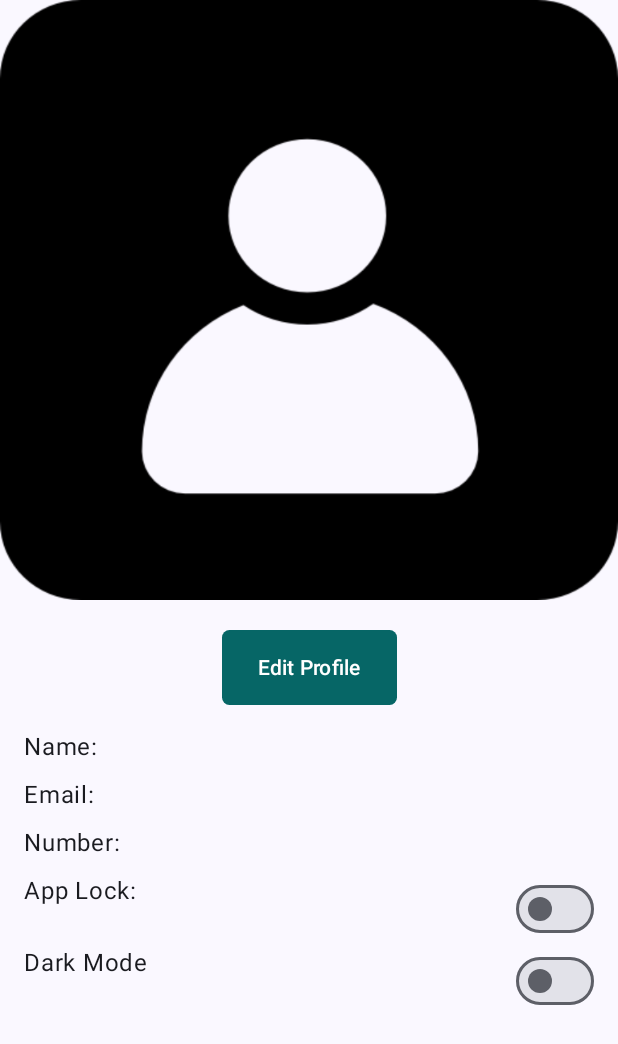
After one commit to nikhilobelineni/S3238854, an Android app built with Jetpack Compose: the composable Profile shown on its own in the app's theme, on a phone screen of 412 x 824 dp. The commit adds this screen. Shown: the top 1044 px of the screen. Run offline under Robolectric (Android 15) with nearby library versions, the phone set to English and light mode, and no system bars; our stand-ins replace Dagger/Hilt's generated code, Firebase (no records; nobody signed in at launch, a user with empty details on screens opened directly); pictures from the network do not load; 1 statement that could not run was skipped.

Commit message:
commit-22

```diff
--- /dev/null
+++ b/app/src/main/java/uk/ac/tees/mad/cc/model/User.kt
@@ -0,0 +1,10 @@
+package uk.ac.tees.mad.cc.model
+
+data class User(
+    val name : String = "",
+    val email : String = "",
+    val password : String = "",
+    val number : String = "",
+    val uid : String = "",
+    val profile : String = ""
+)
--- /dev/null
+++ b/app/src/main/java/uk/ac/tees/mad/cc/screens/Profile.kt
@@ -0,0 +1,99 @@
+package uk.ac.tees.mad.cc.screens
+
+import android.content.Context
+import androidx.compose.foundation.Image
+import androidx.compose.foundation.layout.Arrangement
+import androidx.compose.foundation.layout.Column
+import androidx.compose.foundation.layout.Row
+import androidx.compose.foundation.layout.Spacer
+import androidx.compose.foundation.layout.fillMaxSize
+import androidx.compose.foundation.layout.fillMaxWidth
+import androidx.compose.foundation.layout.height
+import androidx.compose.foundation.layout.padding
+import androidx.compose.foundation.layout.width
+import androidx.compose.foundation.shape.RoundedCornerShape
+import androidx.compose.material3.Button
+import androidx.compose.material3.ButtonDefaults
+import androidx.compose.material3.Switch
+import androidx.compose.material3.Text
+import androidx.compose.runtime.Composable
+import androidx.compose.runtime.getValue
+import androidx.compose.runtime.mutableStateOf
+import androidx.compose.runtime.remember
+import androidx.compose.runtime.setValue
+import androidx.compose.ui.Modifier
+import androidx.compose.ui.graphics.Color
+import androidx.compose.ui.layout.ContentScale
+import androidx.compose.ui.platform.LocalContext
+import androidx.compose.ui.res.painterResource
+import androidx.compose.ui.unit.dp
+import androidx.navigation.NavHostController
+import coil.compose.AsyncImage
+import uk.ac.tees.mad.cc.AppViewModel
+import uk.ac.tees.mad.cc.R
+
+@Composable
+fun Profile(navController: NavHostController, vm: AppViewModel) {
+    val userData = vm.userData
+    val context = LocalContext.current
+    val sharedPref = context.getSharedPreferences("Currency_Conversion_app", Context.MODE_PRIVATE)
+    var isAppLockOn by remember {
+        mutableStateOf(sharedPref.getBoolean("isAppLockOn", false))
+    }
+
+    Column(Modifier.fillMaxSize()) {
+        if (userData.value.profile.isNotEmpty()) {
+            AsyncImage(
+                model = userData.value.profile, contentDescription = "profile_photo",
+                modifier = Modifier
+                    .fillMaxWidth()
+                    .height(400.dp), contentScale = ContentScale.FillBounds
+            )
+        } else {
+            Image(
+                painter = painterResource(id = R.drawable.contact), contentDescription = "null",
+                modifier = Modifier
+                    .fillMaxWidth()
+                    .height(400.dp), contentScale = ContentScale.FillBounds
+            )
+        }
+        Spacer(modifier = Modifier.height(20.dp))
+        Row(Modifier.fillMaxWidth(), horizontalArrangement = Arrangement.Center) {
+            Button(
+                onClick = { /*TODO*/ },
+                modifier = Modifier.height(50.dp),
+                shape = RoundedCornerShape(5.dp),
+                colors = ButtonDefaults.buttonColors(Color(0xFF066666))
+            ) {
+                Text(text = "Edit Profile")
+            }
+        }
+        Column(modifier = Modifier.padding(16.dp)) {
+            Text(text = "Name: ${userData.value.name}")
+            Spacer(modifier = Modifier.height(8.dp))
+            Text(text = "Email: ${userData.value.email}")
+            Spacer(modifier = Modifier.height(8.dp))
+            Text(text = "Number: ${userData.value.number}")
+            Spacer(modifier = Modifier.height(8.dp))
+            Row {
+                Text(text = "App Lock: ")
+                Spacer(modifier = Modifier.weight(1f))
+                Switch(
+                    checked = isAppLockOn,
+                    onCheckedChange = {
+                        isAppLockOn = it
+                        sharedPref.edit().putBoolean("isAppLockOn", it).apply()
+                    })
+            }
+            Row {
+                Text(text = "Dark Mode")
+                Spacer(modifier = Modifier.weight(1f))
+                Switch(
+                    checked = vm.isDarkTheme.value,
+                    onCheckedChange = {
+                        vm.toggleTheme(it)
+                    })
+            }
+        }
+    }
+}
```
Also changed, not shown: app/src/main/java/uk/ac/tees/mad/cc/AppViewModel.kt (+22 -7 lines), app/src/main/java/uk/ac/tees/mad/cc/MainActivity.kt (+20 -11 lines), app/src/main/java/uk/ac/tees/mad/cc/screens/Home.kt (+5 -2 lines), app/src/main/res/drawable-man/bussiness.png (added), app/src/main/res/drawable/contact.png (added).
